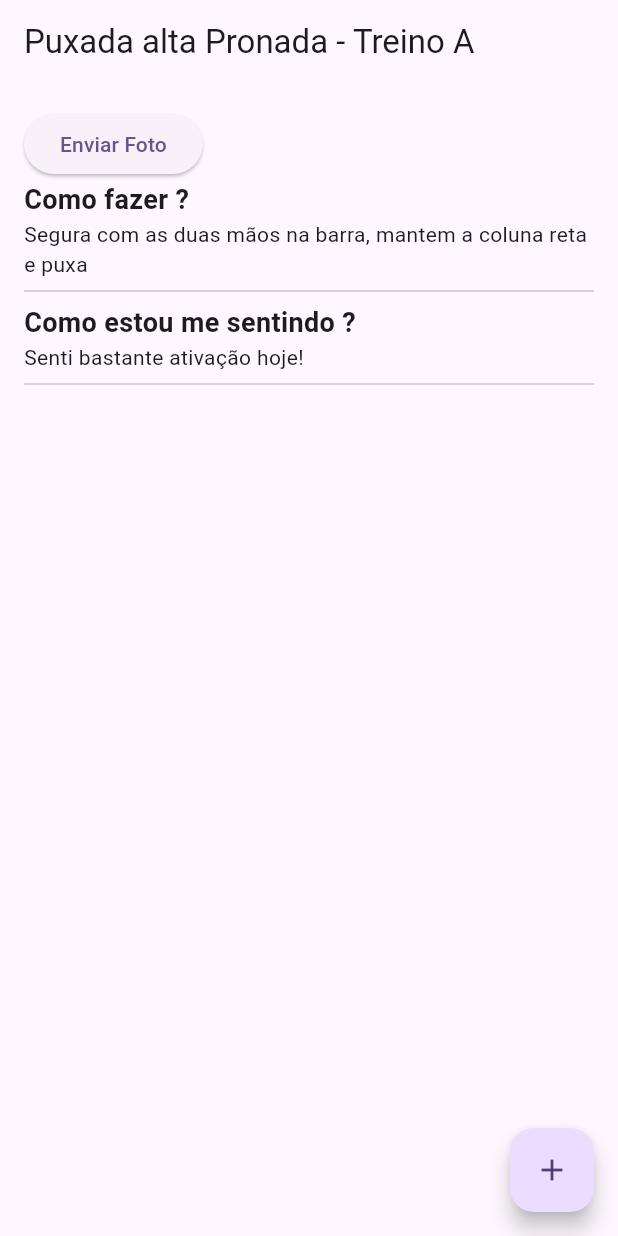
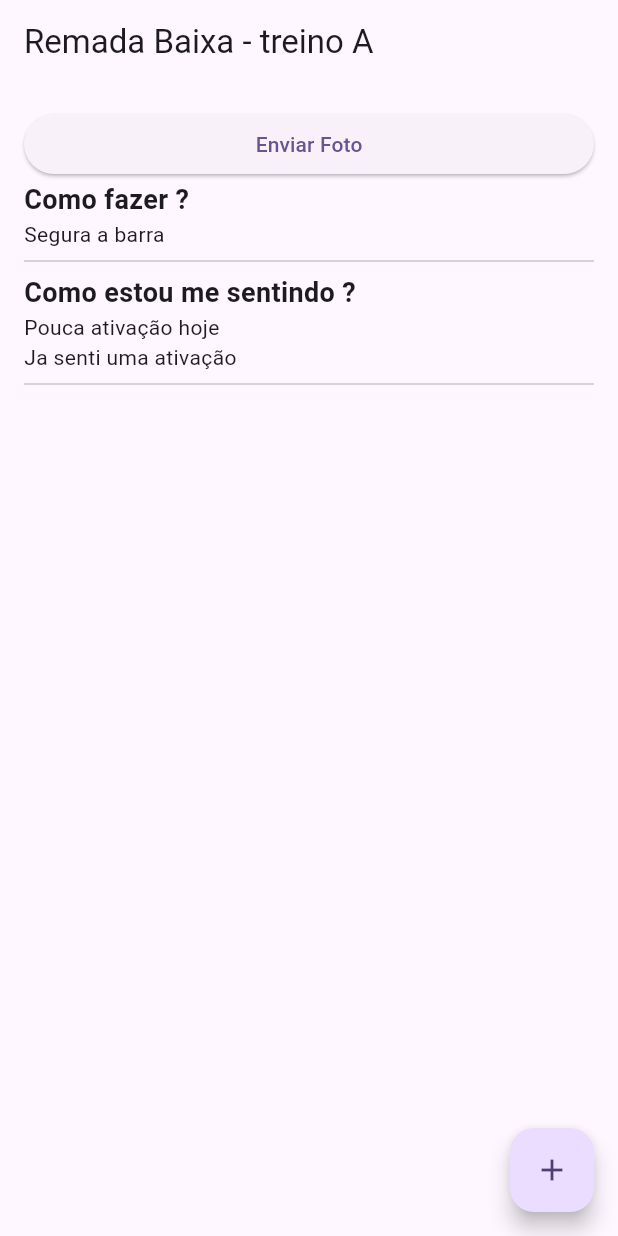
Before and after one commit to GustavoAlex10/Flutter-study, a Flutter app: the screen it shows after launch, on a phone screen of 412 x 824 dp. Run offline on Flutter 3.47's test engine with Material 2 defaults, Android fonts, the phone set to English and light mode, and no system bars.

Commit message:
feat: added values to model in view and change column for listView

```diff
--- a/lib/view/exercises.dart
+++ b/lib/view/exercises.dart
@@ -21,7 +21,8 @@ class ExerciseView extends StatelessWidget {
   @override
   Widget build(BuildContext context) {
     return Scaffold(
-        appBar: AppBar(title: const Text("Puxada alta Pronada - Treino A")),
+        appBar: AppBar(
+            title: Text("${exerciseModel.nome} - ${exerciseModel.treino}")),
         floatingActionButton: FloatingActionButton(
           onPressed: () {
             print("Float foi clicado");
@@ -30,8 +31,7 @@ class ExerciseView extends StatelessWidget {
         ),
         body: Padding(
           padding: const EdgeInsets.all(16.0),
-          child: Column(
-            crossAxisAlignment: CrossAxisAlignment.start,
+          child: ListView(
             children: [
               ElevatedButton(
                 onPressed: () {},
@@ -41,15 +41,20 @@ class ExerciseView extends StatelessWidget {
                 "Como fazer ?",
                 style: TextStyle(fontWeight: FontWeight.bold, fontSize: 18),
               ),
-              const Text(
-                  "Segura com as duas mãos na barra, mantem a coluna reta e puxa"),
-              Divider(),
+              Text(exerciseModel.comoFazer),
+              const Divider(),
               const Text(
                 "Como estou me sentindo ?",
                 style: TextStyle(fontWeight: FontWeight.bold, fontSize: 18),
               ),
-              const Text("Senti bastante ativação hoje!"),
-              Divider(),
+              Column(
+                crossAxisAlignment: CrossAxisAlignment.start,
+                children: List.generate(listFelling.length, (index) {
+                  FellingModel fellingCurrent = listFelling[index];
+                  return Text(fellingCurrent.sentindo);
+                }),
+              ),
+              const Divider(),
             ],
           ),
         ));
```
Also changed, not shown: 1 other file.
